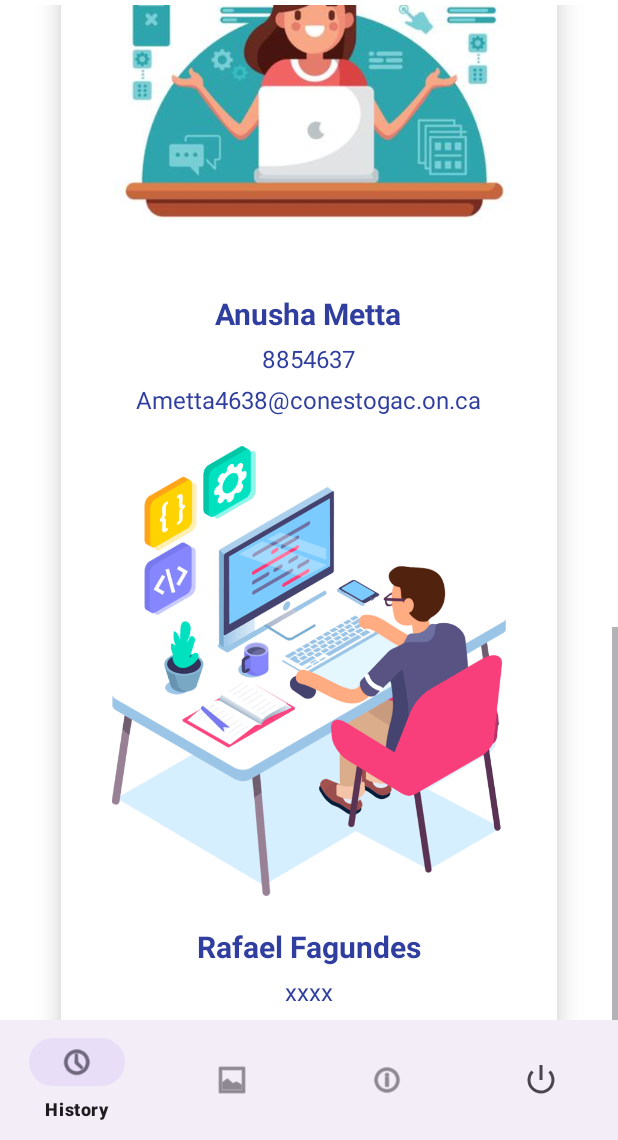
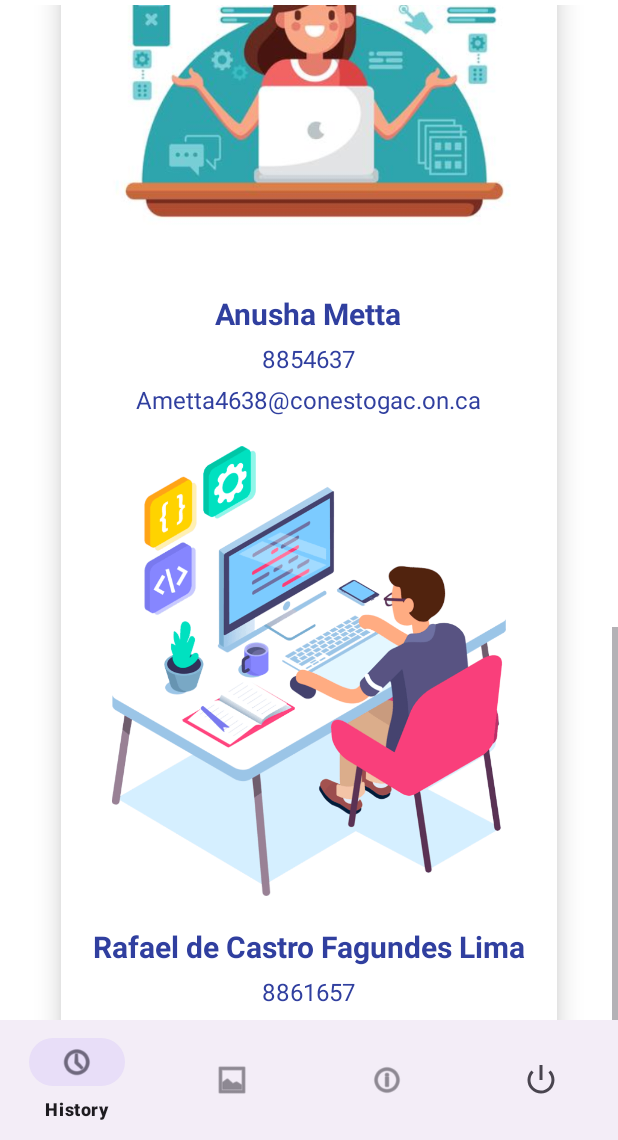
Before and after one commit to MettaAnusha/MyFridge, an Android app: the fragment AboutFragment placed in its activity, scrolled down 1002 dp, on a phone screen of 412 x 824 dp, the part 96-1236 px from its top. Run offline under Robolectric (Android 15) with nearby library versions, the light colour scheme and no system bars.

Commit message:
Add Rafael information on about screen and make it scrollable

```diff
--- a/app/src/main/res/layout/about_layout_content.xml
+++ b/app/src/main/res/layout/about_layout_content.xml
@@ -1,161 +1,166 @@
 <?xml version="1.0" encoding="utf-8"?>
-<LinearLayout xmlns:android="http://schemas.android.com/apk/res/android"
+<ScrollView xmlns:android="http://schemas.android.com/apk/res/android"
+    android:layout_width="match_parent"
+    android:layout_height="wrap_content">
+
+    <LinearLayout
         android:layout_width="match_parent"
         android:layout_height="wrap_content"
         android:orientation="vertical"
         android:padding="15dp">
 
         <ImageView
+            android:id="@+id/imgDeveloper1"
             android:layout_width="300dp"
             android:layout_height="300dp"
-        android:src="@drawable/dev_1"
             android:layout_gravity="center"
             android:layout_marginBottom="10dp"
-        android:id="@+id/imgDeveloper1"
-        android:contentDescription="@string/app_name" />
+            android:contentDescription="@string/app_name"
+            android:src="@drawable/dev_1" />
 
         <TextView
             android:layout_width="wrap_content"
             android:layout_height="wrap_content"
-        android:text="@string/Dev1_name"
-        android:textSize="20sp"
-        android:textStyle="bold"
             android:layout_gravity="center"
             android:layout_marginTop="10dp"
             android:layout_marginBottom="5dp"
-        android:textColor="@color/dark_color" />
+            android:text="@string/Dev1_name"
+            android:textColor="@color/dark_color"
+            android:textSize="20sp"
+            android:textStyle="bold" />
 
         <TextView
             android:layout_width="wrap_content"
             android:layout_height="wrap_content"
-        android:text="@string/Dev1_studentId"
-        android:textSize="16sp"
             android:layout_gravity="center"
             android:layout_marginBottom="5dp"
-        android:textColor="@color/dark_color" />
+            android:text="@string/Dev1_studentId"
+            android:textColor="@color/dark_color"
+            android:textSize="16sp" />
 
         <TextView
             android:layout_width="wrap_content"
             android:layout_height="wrap_content"
-        android:text="@string/Dev1_email"
-        android:textSize="16sp"
             android:layout_gravity="center"
             android:layout_marginBottom="20dp"
-        android:textColor="@color/dark_color" />
+            android:text="@string/Dev1_email"
+            android:textColor="@color/dark_color"
+            android:textSize="16sp" />
 
         <ImageView
+            android:id="@+id/imgDeveloper2"
             android:layout_width="300dp"
             android:layout_height="300dp"
-        android:src="@drawable/dev_2"
             android:layout_gravity="center"
             android:layout_marginBottom="10dp"
-        android:id="@+id/imgDeveloper2"
-        android:contentDescription="@string/app_name" />
+            android:contentDescription="@string/app_name"
+            android:src="@drawable/dev_2" />
 
         <TextView
             android:layout_width="wrap_content"
             android:layout_height="wrap_content"
-        android:text="@string/Dev2_name"
-        android:textSize="20sp"
-        android:textStyle="bold"
             android:layout_gravity="center"
             android:layout_marginTop="10dp"
             android:layout_marginBottom="5dp"
-        android:textColor="@color/dark_color" />
+            android:text="@string/Dev2_name"
+            android:textColor="@color/dark_color"
+            android:textSize="20sp"
+            android:textStyle="bold" />
 
 
         <TextView
             android:layout_width="wrap_content"
             android:layout_height="wrap_content"
-        android:text="@string/Dev2_studentId"
-        android:textSize="16sp"
             android:layout_gravity="center"
             android:layout_marginBottom="5dp"
-        android:textColor="@color/dark_color" />
+            android:text="@string/Dev2_studentId"
+            android:textColor="@color/dark_color"
+            android:textSize="16sp" />
 
         <TextView
             android:layout_width="wrap_content"
             android:layout_height="wrap_content"
-        android:text="@string/Dev2_email"
-        android:textSize="16sp"
             android:layout_gravity="center"
             android:layout_marginBottom="20dp"
-        android:textColor="@color/dark_color" />
+            android:text="@string/Dev2_email"
+            android:textColor="@color/dark_color"
+            android:textSize="16sp" />
 
         <ImageView
+            android:id="@+id/imgDeveloper3"
             android:layout_width="300dp"
             android:layout_height="300dp"
-        android:src="@drawable/dev_3"
             android:layout_gravity="center"
             android:layout_marginBottom="10dp"
-        android:id="@+id/imgDeveloper3"
-        android:contentDescription="@string/app_name" />
+            android:contentDescription="@string/app_name"
+            android:src="@drawable/dev_3" />
 
         <TextView
             android:layout_width="wrap_content"
             android:layout_height="wrap_content"
-        android:text="@string/Dev3_name"
-        android:textSize="20sp"
-        android:textStyle="bold"
             android:layout_gravity="center"
             android:layout_marginTop="10dp"
             android:layout_marginBottom="5dp"
-        android:textColor="@color/dark_color" />
+            android:text="@string/Dev3_name"
+            android:textColor="@color/dark_color"
+            android:textSize="20sp"
+            android:textStyle="bold" />
 
         <TextView
             android:layout_width="wrap_content"
             android:layout_height="wrap_content"
-        android:text="@string/Dev3_studentId"
-        android:textSize="16sp"
             android:layout_gravity="center"
             android:layout_marginBottom="5dp"
-        android:textColor="@color/dark_color" />
+            android:text="@string/Dev3_studentId"
+            android:textColor="@color/dark_color"
+            android:textSize="16sp" />
 
         <TextView
             android:layout_width="wrap_content"
             android:layout_height="wrap_content"
-        android:text="@string/Dev3_email"
-        android:textSize="16sp"
             android:layout_gravity="center"
             android:layout_marginBottom="20dp"
-        android:textColor="@color/dark_color" />
+            android:text="@string/Dev3_email"
+            android:textColor="@color/dark_color"
+            android:textSize="16sp" />
 
 
         <ImageView
+            android:id="@+id/imgDeveloper4"
             android:layout_width="300dp"
             android:layout_height="300dp"
-        android:src="@drawable/dev_4"
             android:layout_gravity="center"
             android:layout_marginBottom="10dp"
-        android:id="@+id/imgDeveloper4"
-        android:contentDescription="@string/app_name" />
+            android:contentDescription="@string/app_name"
+            android:src="@drawable/dev_4" />
 
         <TextView
             android:layout_width="wrap_content"
             android:layout_height="wrap_content"
-        android:text="@string/Dev4_name"
-        android:textSize="20sp"
-        android:textStyle="bold"
             android:layout_gravity="center"
             android:layout_marginTop="10dp"
             android:layout_marginBottom="5dp"
-        android:textColor="@color/dark_color" />
+            android:text="@string/Dev4_name"
+            android:textColor="@color/dark_color"
+            android:textSize="20sp"
+            android:textStyle="bold" />
 
         <TextView
             android:layout_width="wrap_content"
             android:layout_height="wrap_content"
-        android:text="@string/Dev4_studentId"
-        android:textSize="16sp"
             android:layout_gravity="center"
             android:layout_marginBottom="5dp"
-        android:textColor="@color/dark_color" />
+            android:text="@string/Dev4_studentId"
+            android:textColor="@color/dark_color"
+            android:textSize="16sp" />
 
         <TextView
             android:layout_width="wrap_content"
             android:layout_height="wrap_content"
-        android:text="@string/Dev4_email"
-        android:textSize="16sp"
             android:layout_gravity="center"
             android:layout_marginBottom="20dp"
-        android:textColor="@color/dark_color" />
+            android:text="@string/Dev4_email"
+            android:textColor="@color/dark_color"
+            android:textSize="16sp" />
     </LinearLayout>
+</ScrollView>
--- a/app/src/main/res/values/strings.xml
+++ b/app/src/main/res/values/strings.xml
@@ -50,9 +50,9 @@
     <string name="Dev3_studentId">8854637</string>
     <string name="Dev3_email">Ametta4638@conestogac.on.ca</string>
 
-    <string name="Dev4_name">Rafael Fagundes</string>
-    <string name="Dev4_studentId">xxxx</string>
-    <string name="Dev4_email">rafaeal@conestogac.on.ca</string>
+    <string name="Dev4_name">Rafael de Castro Fagundes Lima</string>
+    <string name="Dev4_studentId">8861657</string>
+    <string name="Dev4_email">rdecastrofagund1657@conestogac.on.ca</string>
 
 
 </resources>
--- a/build.gradle
+++ b/build.gradle
@@ -1,5 +1,5 @@
 // Top-level build file where you can add configuration options common to all sub-projects/modules.
 plugins {
-    id 'com.android.application' version '8.0.1' apply false
-    id 'com.android.library' version '8.0.1' apply false
+    id 'com.android.application' version '8.1.0' apply false
+    id 'com.android.library' version '8.1.0' apply false
 }
```
Lines whose indentation alone changed are shown as unchanged.
